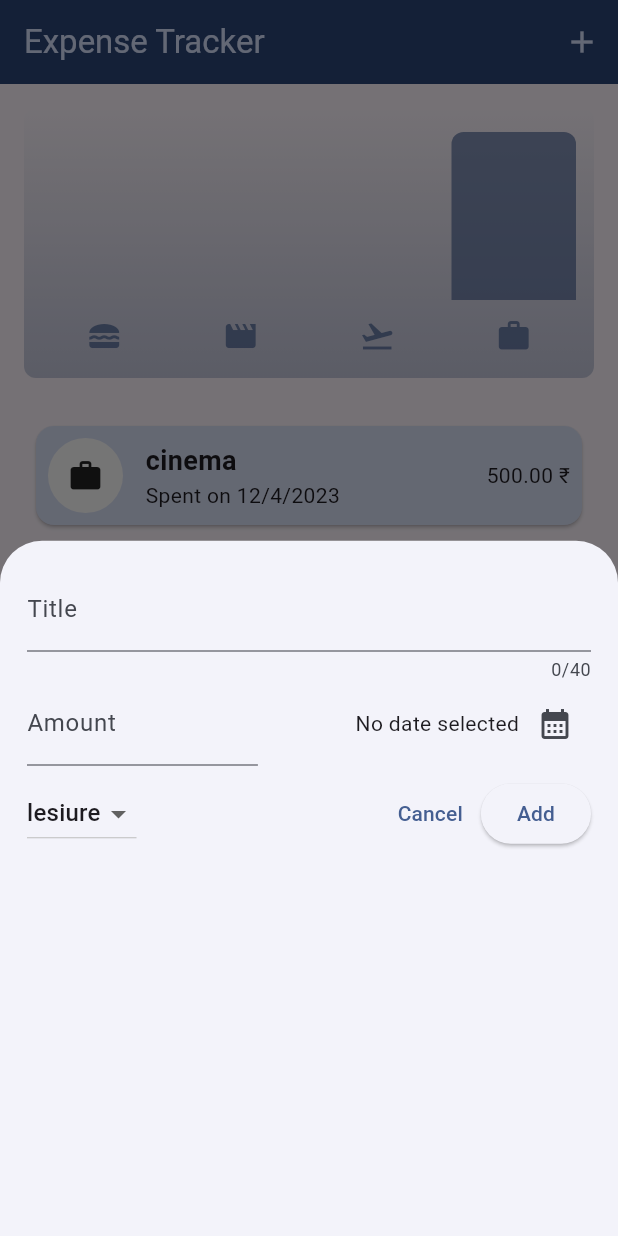
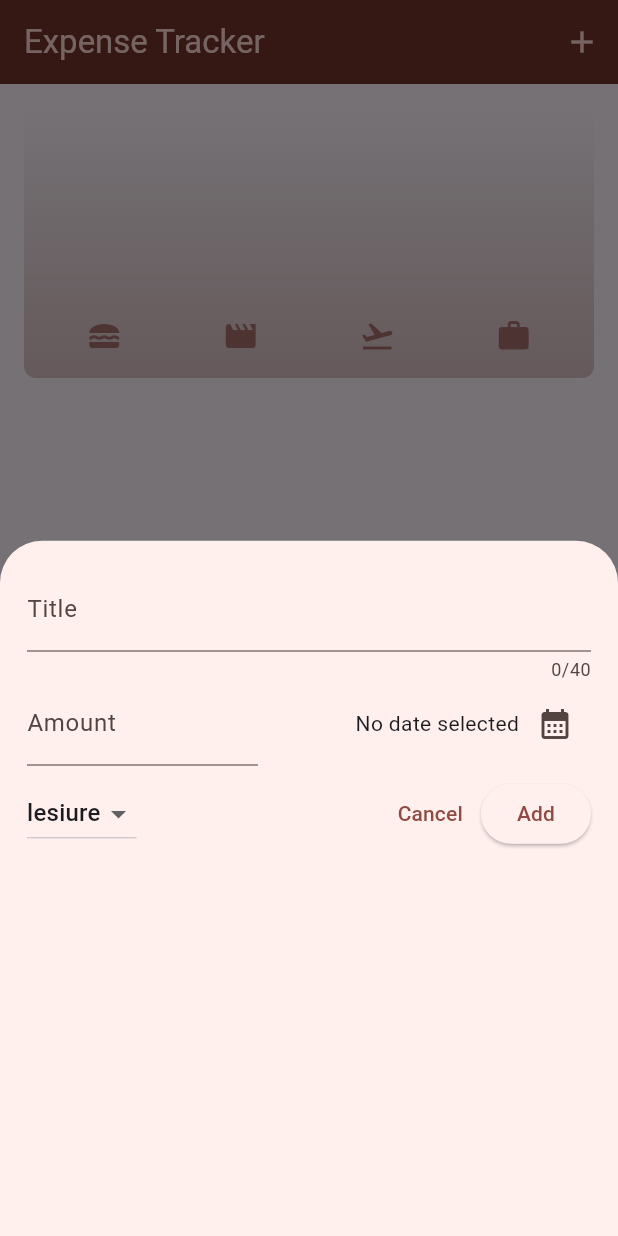
Before and after one commit to shubhamkkc/expense_tracker, a Flutter app: the screen it shows after launch, after a tap on the "add" icon, on a phone screen of 412 x 824 dp. Run offline on Flutter 3.47's test engine with Material 3 defaults, Android fonts, the phone set to English and light mode, and no system bars.

Commit message:
recording_added

```diff
--- a/lib/main.dart
+++ b/lib/main.dart
@@ -8,7 +8,8 @@ void main() {
 }
 
 class MyApp extends StatelessWidget {
-  ColorScheme kColorScheme = ColorScheme.fromSeed(seedColor: Colors.blueAccent);
+  ColorScheme kColorScheme =
+      ColorScheme.fromSeed(seedColor: Color.fromARGB(255, 241, 21, 21));
   ColorScheme kdarkColorScheme = ColorScheme.fromSeed(
     seedColor: const Color.fromARGB(255, 0, 10, 27),
     brightness: Brightness.dark,
--- a/lib/ui/expenses.dart
+++ b/lib/ui/expenses.dart
@@ -13,10 +13,7 @@ class Expenses extends StatefulWidget {
 }
 
 class _ExpensesState extends State<Expenses> {
-  List<ExpenseModel> expensesList = [
-    ExpenseModel(
-        title: 'cinema', amount: 500, date: DateTime.now(), mode: Mode.work)
-  ];
+  List<ExpenseModel> expensesList = [];
   void addExpense(ExpenseModel expense) {
     setState(() {
       expensesList.add(expense);
```
Also changed, not shown: lib/widget/expense_list.dart (+14 -2 lines), 2 other files.
